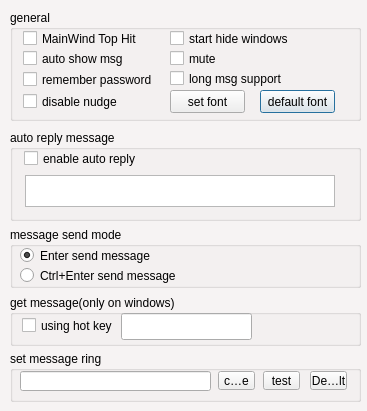
Qt form qt4_src/ui/configdia.ui (libfetion/libfetion-gui) before a commit.
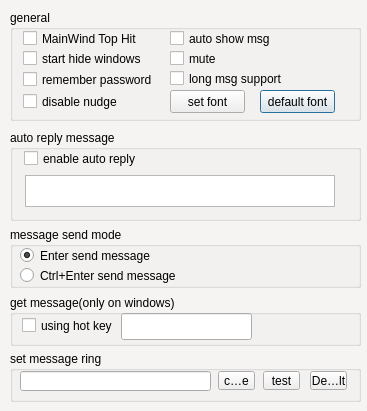
The same form after that commit.

Commit message: mac: adjust the position of control.

```diff
--- a/qt4_src/ui/configdia.ui
+++ b/qt4_src/ui/configdia.ui
@@ -195,8 +195,8 @@
    <widget class="QCheckBox" name="CB_AutoShowMsg">
     <property name="geometry">
      <rect>
-      <x>13</x>
-      <y>40</y>
+      <x>160</x>
+      <y>20</y>
       <width>131</width>
       <height>17</height>
      </rect>
@@ -221,8 +221,8 @@
    <widget class="QCheckBox" name="CB_MainStartHide">
     <property name="geometry">
      <rect>
-      <x>160</x>
-      <y>20</y>
+      <x>13</x>
+      <y>40</y>
       <width>131</width>
       <height>17</height>
      </rect>
```
